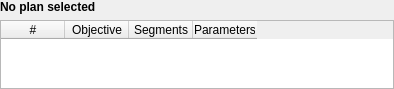
Above: ExternalBeamPlanning/Widgets/UI/qMRMLObjectivesTableWidget.ui from SlicerRt/SlicerRT before the change. Below: the same form after it.
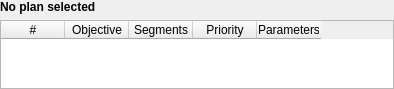
That is the form after the change.

Commit message: add priority to objective table

```diff
--- a/ExternalBeamPlanning/Widgets/UI/qMRMLObjectivesTableWidget.ui
+++ b/ExternalBeamPlanning/Widgets/UI/qMRMLObjectivesTableWidget.ui
@@ -78,7 +78,7 @@
       <bool>true</bool>
      </property>
      <property name="columnCount">
-      <number>4</number>
+      <number>5</number>
      </property>
      <attribute name="horizontalHeaderDefaultSectionSize">
       <number>64</number>
@@ -107,6 +107,14 @@
        <string>segments to apply the objective to</string>
       </property>
      </column>
+     <column>
+      <property name="text">
+       <string>Priority</string>
+      </property>
+      <property name="toolTip">
+       <string>priorites for objective</string>
+      </property>
+     </column>
      <column>
       <property name="text">
        <string>Parameters</string>
```
The commit also changes 5 other files.
